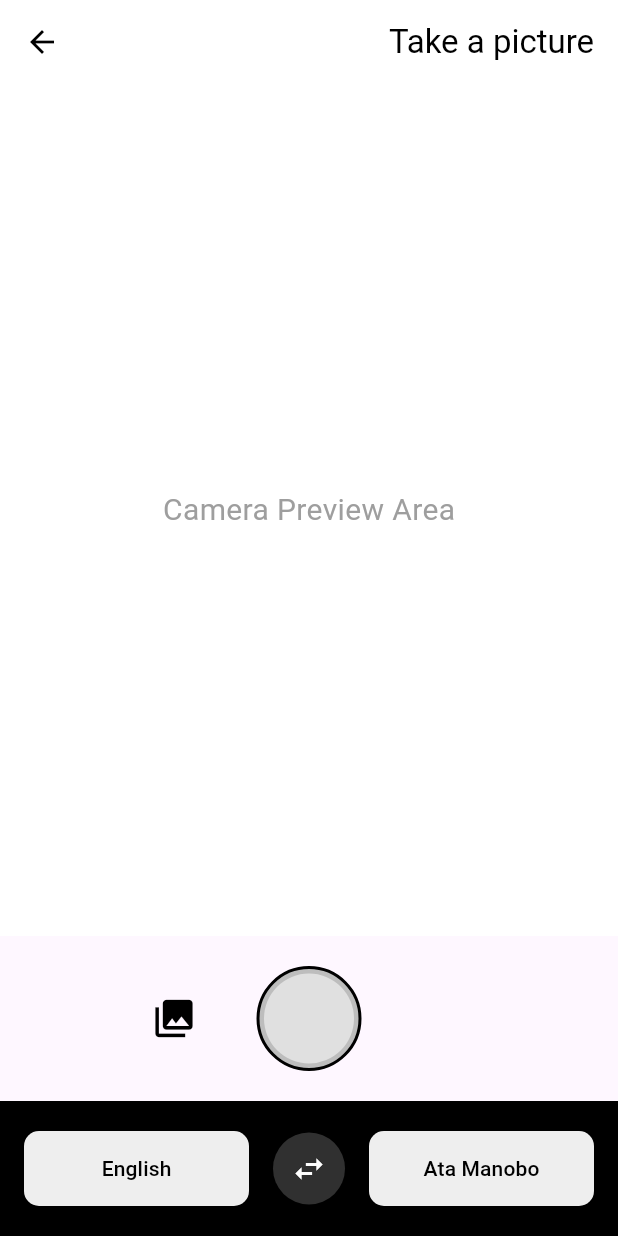
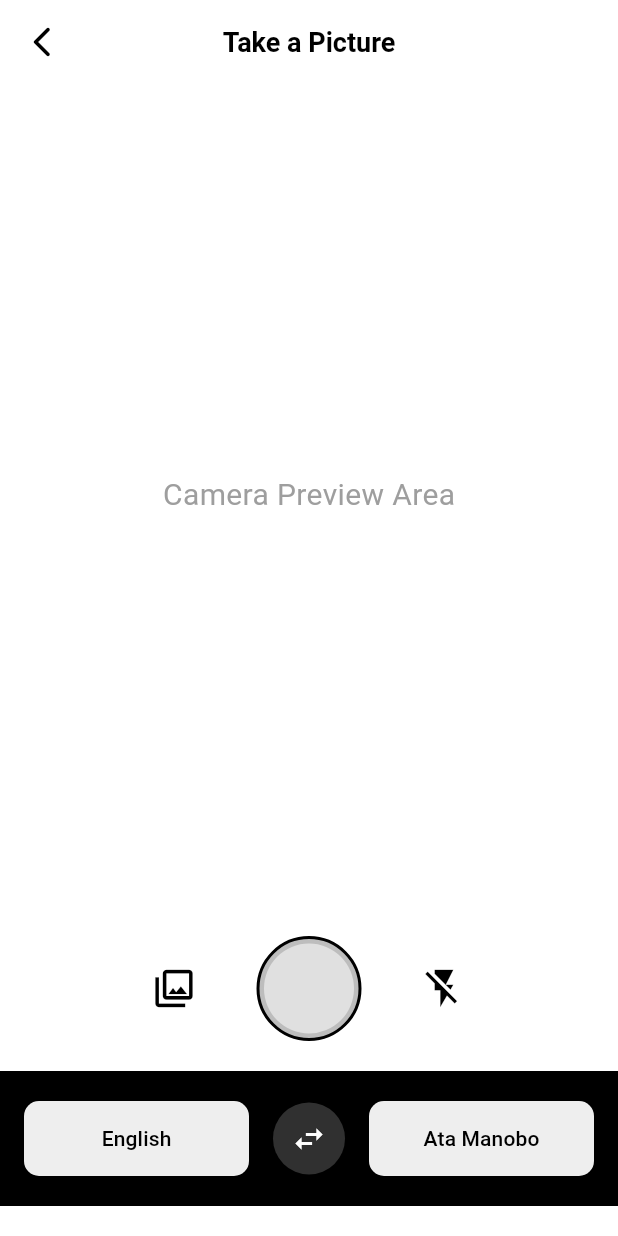
Before and after one commit to jonaldpaner/BadBad, a Flutter app: the CameraPage screen opened directly, on a phone screen of 412 x 824 dp. Run offline on Flutter 3.47's test engine with Material 3 defaults, Android fonts, the phone set to English and light mode, and no system bars.

Commit message:
added safearea

```diff
--- a/lib/pages/camera_page.dart
+++ b/lib/pages/camera_page.dart
@@ -8,26 +8,29 @@ class CameraPage extends StatelessWidget {
 
   @override
   Widget build(BuildContext context) {
+    final theme = Theme.of(context);
+
     return Scaffold(
+      backgroundColor: Colors.white,
       appBar: AppBar(
         backgroundColor: Colors.white,
         elevation: 0,
         leading: IconButton(
-          icon: const Icon(Icons.arrow_back, color: Colors.black),
-          onPressed: () {
-            Navigator.pop(context);
-          },
+          icon: const Icon(Icons.arrow_back_ios_new_rounded, color: Colors.black),
+          onPressed: () => Navigator.pop(context),
         ),
-        title: const Align(
-          alignment: Alignment.centerRight,
-          child: Text(
-            'Take a picture',
-            style: TextStyle(color: Colors.black),
+        title: const Text(
+          'Take a Picture',
+          style: TextStyle(
+            color: Colors.black,
+            fontWeight: FontWeight.w600,
+            fontSize: 18,
           ),
         ),
-        centerTitle: false,
+        centerTitle: true,
       ),
-      body: Column(
+      body: SafeArea(
+        child: Column(
           children: [
             const Expanded(
               child: CameraPreviewPlaceholder(),
@@ -37,16 +40,20 @@ class CameraPage extends StatelessWidget {
               child: Row(
                 mainAxisAlignment: MainAxisAlignment.center,
                 children: const [
-                Icon(Icons.photo_library, size: 30, color: Colors.black),
+                  Icon(Icons.photo_library_outlined, size: 30, color: Colors.black),
                   SizedBox(width: 40),
                   CaptureButton(),
                   SizedBox(width: 40),
-                SizedBox(width: 30),
+                  Icon(Icons.flash_off, size: 30, color: Colors.black), // placeholder icon
                 ],
               ),
             ),
-          const LanguageSelector(),
+            const Padding(
+              padding: EdgeInsets.only(bottom: 20.0),
+              child: LanguageSelector(),
+            ),
           ],
+        ),
       ),
     );
   }
--- a/lib/pages/favorites_page.dart
+++ b/lib/pages/favorites_page.dart
@@ -89,7 +89,6 @@ class _FavoritesPageWidgetState extends State<FavoritesPageWidget> {
           ],
         ),
         body: SafeArea(
-          top: true,
           child: Row(
             children: [
               Expanded(
```
Also changed, not shown: lib/pages/history_page.dart (+43 -2 lines), lib/pages/home_page.dart (+8 -2 lines), lib/pages/translation_page.dart (+32 -33 lines). Lines whose indentation alone changed are shown as unchanged.
